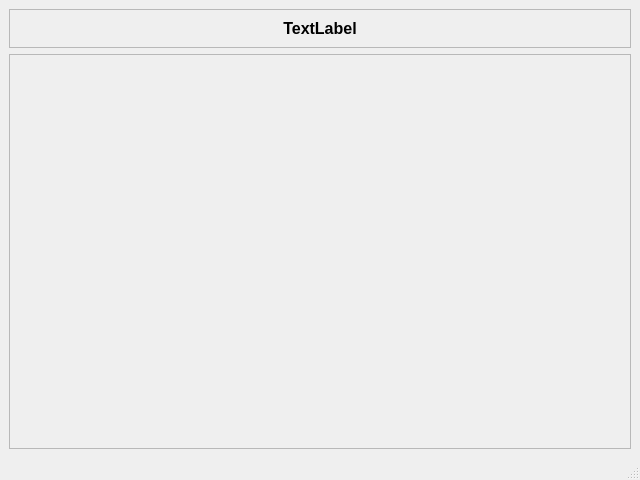
The window that UI/main.ui (0x78f1935/PartyInstaller) describes before a commit, drawn with Qt 5.
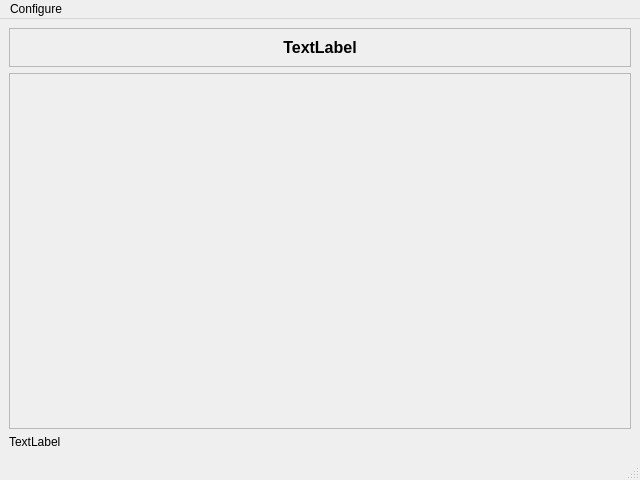
The same window after the commit.

Commit message: Added Configuration button so install path can be set; Added a way to enable and disable all rendered install buttons. Now they enable only when the installation folder is set

```diff
--- a/UI/main.ui
+++ b/UI/main.ui
@@ -10,6 +10,12 @@
     <height>480</height>
    </rect>
   </property>
+  <property name="minimumSize">
+   <size>
+    <width>640</width>
+    <height>480</height>
+   </size>
+  </property>
   <property name="windowTitle">
    <string>Party Installer</string>
   </property>
@@ -67,7 +73,7 @@
            <x>0</x>
            <y>0</y>
            <width>618</width>
-           <height>369</height>
+           <height>346</height>
           </rect>
          </property>
          <layout class="QVBoxLayout" name="verticalLayout_4">
@@ -87,6 +93,13 @@
       </item>
      </layout>
     </item>
+    <item>
+     <widget class="QLabel" name="Version">
+      <property name="text">
+       <string>TextLabel</string>
+      </property>
+     </widget>
+    </item>
    </layout>
   </widget>
   <widget class="QMenuBar" name="menubar">
@@ -98,6 +111,13 @@
      <height>22</height>
     </rect>
    </property>
+   <widget class="QMenu" name="menuConfigure">
+    <property name="title">
+     <string>Configure</string>
+    </property>
+    <addaction name="setFolder"/>
+   </widget>
+   <addaction name="menuConfigure"/>
   </widget>
   <widget class="QStatusBar" name="statusbar"/>
  </widget>
```
Left out of the diff: 5 changed lines with no effect on the pictures. The commit also changes 4 other files.
